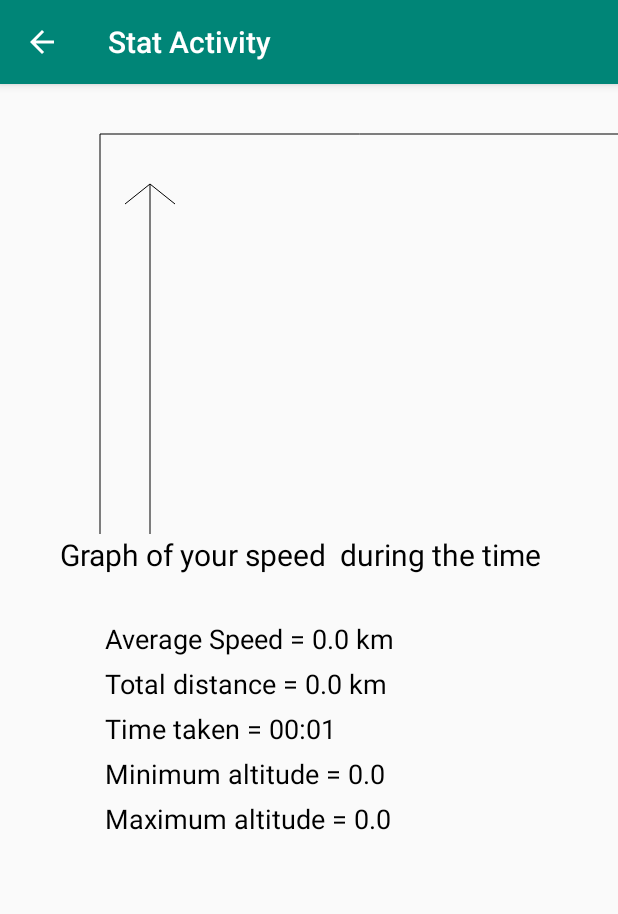
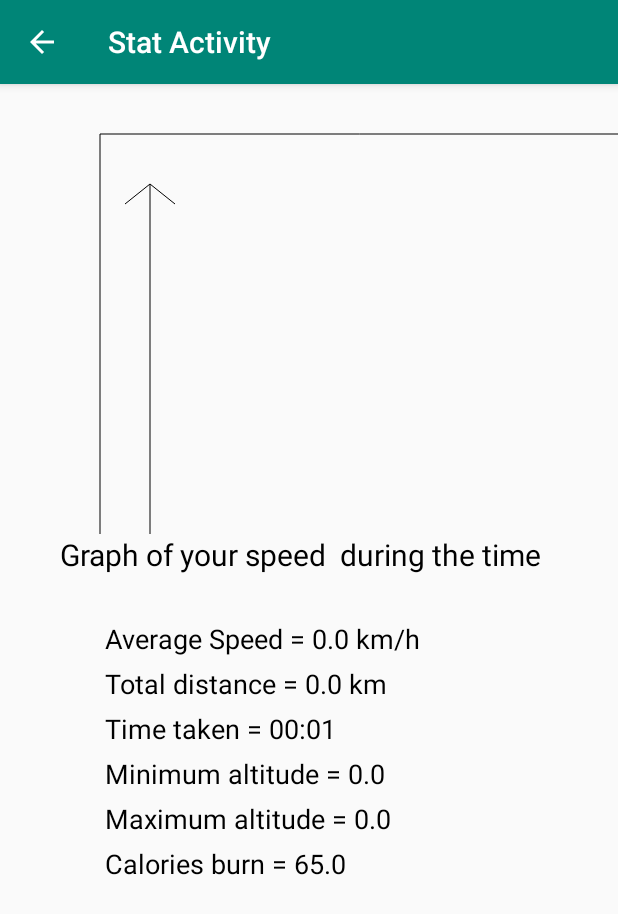
Before and after one commit to GauthierDenglos/AndroidGpsXplorer, an Android app: the screen it shows after launch (statActivity), after a tap on "STOP !", on a phone screen of 412 x 824 dp. Shown: the top 914 px of the screen. Run offline under Robolectric (Android 15) with nearby library versions, the phone set to English and light mode, and no system bars; 2 statements that could not run were skipped; 1 other tap on this screen came first.

Commit message:
Ajour calories + fix bug distance

```diff
--- a/trailXplorer/app/src/main/java/com/javahelps/trailxplorer/MainActivity.java
+++ b/trailXplorer/app/src/main/java/com/javahelps/trailxplorer/MainActivity.java
@@ -67,7 +67,7 @@ public class MainActivity extends AppCompatActivity implements LocationListener
     public static int[] speedtab = new int[10];
     public static double averagespeed;
     public static double totdistance;
-    int time = 0;
+    public static double time = 0;
 
     @Override
     protected void onCreate(Bundle savedInstanceState) {
@@ -286,4 +286,7 @@ public class MainActivity extends AppCompatActivity implements LocationListener
     public static double getAverageSpeed(){
         return averagespeed;
     }
+    public static double getATime() {
+        return time;
+    }
 }
--- a/trailXplorer/app/src/main/java/com/javahelps/trailxplorer/statActivity.java
+++ b/trailXplorer/app/src/main/java/com/javahelps/trailxplorer/statActivity.java
@@ -13,12 +13,15 @@ public class statActivity extends AppCompatActivity {
     Chronometer chronometer = MainActivity.getTimer();
     double averagespeed = MainActivity.getAverageSpeed();
     double totdist = MainActivity.getDist();
+    double time = MainActivity.getATime()/60 ;
+    double calories = averagespeed*time + 65;
 
     TextView maxAlt_txt;
     TextView minAlt_txt;
     TextView aveSpeed_txt;
     TextView maxDist_txt;
     TextView maxTime_txt;
+    TextView calories_txt;
 
     @Override
     protected void onCreate(Bundle savedInstanceState) {
@@ -33,12 +36,15 @@ public class statActivity extends AppCompatActivity {
         aveSpeed_txt = (TextView) findViewById(R.id.aveSpeed);
         maxDist_txt = (TextView) findViewById(R.id.maxDist);
         maxTime_txt = (TextView) findViewById(R.id.maxTime);
+        calories_txt = (TextView) findViewById(R.id.caloriesburn) ;
 
         maxAlt_txt.setText("Maximum altitude = " + maxAltitude);
         minAlt_txt.setText("Minimum altitude = " + minAltitude);
         maxTime_txt.setText("Time taken = " + chronometer.getText().toString());
-        aveSpeed_txt.setText("Average Speed = " + averagespeed + " km");
+        aveSpeed_txt.setText("Average Speed = " + averagespeed + " km/h");
         maxDist_txt.setText("Total distance = " + totdist +" km");
+        calories_txt.setText("Calories burn = "+ calories);
+
 
         CustomView customView = new CustomView(this);
     }
--- a/trailXplorer/app/src/main/res/layout/activity_stat.xml
+++ b/trailXplorer/app/src/main/res/layout/activity_stat.xml
@@ -71,4 +71,14 @@
             android:layout_marginLeft="70dp"
             android:textColor="@android:color/black"/>
 
+    <TextView
+        android:layout_width="match_parent"
+        android:layout_height="wrap_content"
+        android:id="@+id/caloriesburn"
+        android:text="Calories burn = "
+        android:textSize="18dp"
+        android:layout_marginBottom="5dp"
+        android:layout_marginLeft="70dp"
+        android:textColor="@android:color/black"/>
+
 </LinearLayout>
```
